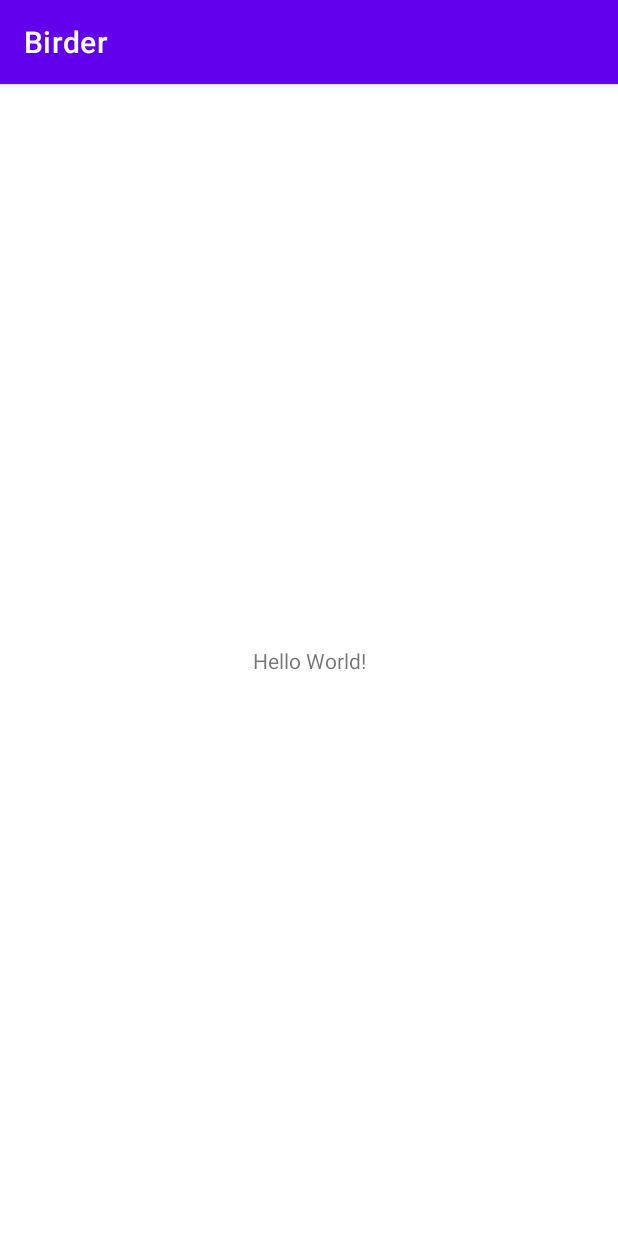
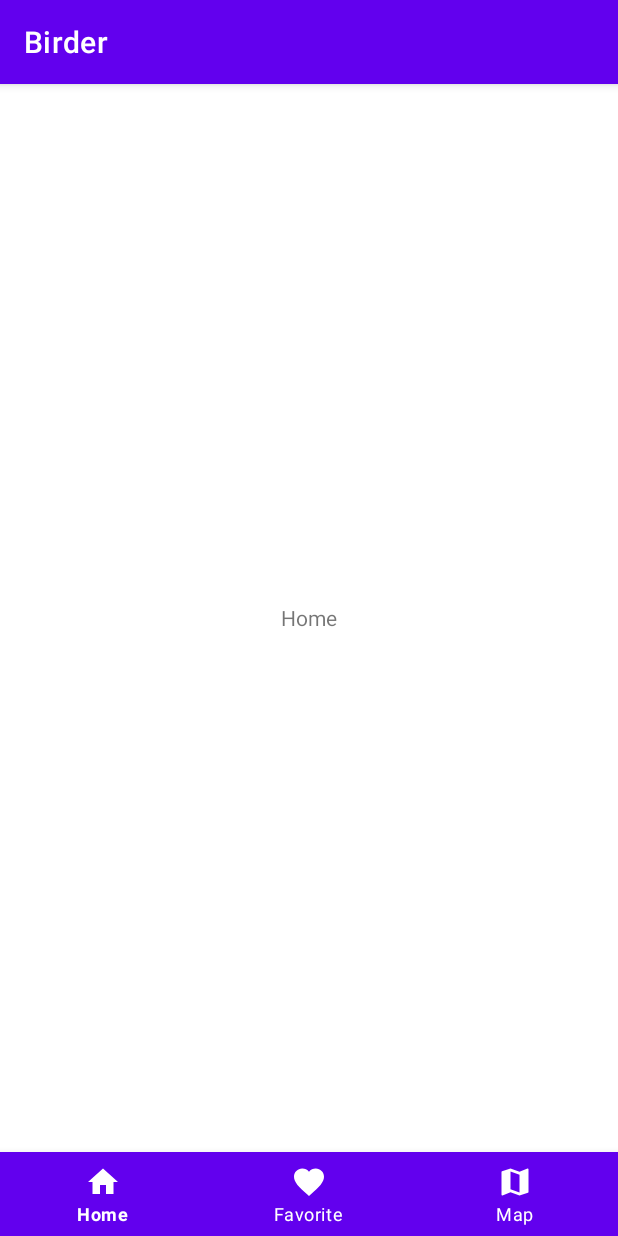
Before and after one commit to miskang863/Birder, an Android app: the screen it shows after launch (MainActivity), on a phone screen of 412 x 824 dp. Run offline under Robolectric (Android 15) with nearby library versions, the phone set to English and light mode, and no system bars.

Commit message:
Bottom navigation added

```diff
--- a/app/build.gradle
+++ b/app/build.gradle
@@ -39,6 +39,8 @@ dependencies {
     implementation 'androidx.appcompat:appcompat:1.2.0'
     implementation 'com.google.android.material:material:1.2.1'
     implementation 'androidx.constraintlayout:constraintlayout:2.0.4'
+    implementation 'com.google.android.material:material:1.1.0'
+    implementation 'androidx.legacy:legacy-support-v4:1.0.0'
     testImplementation 'junit:junit:4.+'
     androidTestImplementation 'androidx.test.ext:junit:1.1.2'
     androidTestImplementation 'androidx.test.espresso:espresso-core:3.3.0'
--- a/app/src/main/java/com/example/birder/MainActivity.kt
+++ b/app/src/main/java/com/example/birder/MainActivity.kt
@@ -2,10 +2,39 @@ package com.example.birder
 
 import androidx.appcompat.app.AppCompatActivity
 import android.os.Bundle
+import android.widget.FrameLayout
+import androidx.fragment.app.Fragment
+import com.example.birder.fragments.FavoritesFragment
+import com.example.birder.fragments.HomeFragment
+import com.example.birder.fragments.MapFragment
+import com.google.android.material.bottomnavigation.BottomNavigationView
 
 class MainActivity : AppCompatActivity() {
     override fun onCreate(savedInstanceState: Bundle?) {
         super.onCreate(savedInstanceState)
         setContentView(R.layout.activity_main)
+
+        val homeFragment = HomeFragment()
+        val favoritesFragment = FavoritesFragment()
+        val mapFragment = MapFragment()
+        val bottom_navigation = findViewById<BottomNavigationView>(R.id.bottom_navigation)
+        makeCurrentFragment(homeFragment)
+
+        bottom_navigation.setOnNavigationItemSelectedListener {
+            when(it.itemId){
+                R.id.ic_home -> makeCurrentFragment(homeFragment)
+                R.id.ic_favorite -> makeCurrentFragment(favoritesFragment)
+                R.id.ic_map -> makeCurrentFragment(mapFragment)
+            }
+            true
+        }
+    }
+
+    private fun makeCurrentFragment(fragment: Fragment) {
+        supportFragmentManager.beginTransaction().apply {
+            replace(R.id.fl_wrapper, fragment)
+            commit()
+        }
+
     }
 }
--- /dev/null
+++ b/app/src/main/java/com/example/birder/fragments/HomeFragment.kt
@@ -0,0 +1,26 @@
+package com.example.birder.fragments
+
+import android.os.Bundle
+import androidx.fragment.app.Fragment
+import android.view.LayoutInflater
+import android.view.View
+import android.view.ViewGroup
+import com.example.birder.R
+
+class HomeFragment : Fragment() {
+
+    override fun onCreate(savedInstanceState: Bundle?) {
+        super.onCreate(savedInstanceState)
+
+    }
+
+    override fun onCreateView(
+        inflater: LayoutInflater, container: ViewGroup?,
+        savedInstanceState: Bundle?
+    ): View? {
+        // Inflate the layout for this fragment
+        return inflater.inflate(R.layout.fragment_home, container, false)
+    }
+
+
+}
--- /dev/null
+++ b/app/src/main/res/drawable/ic_favorite.xml
@@ -0,0 +1,10 @@
+<vector xmlns:android="http://schemas.android.com/apk/res/android"
+    android:width="24dp"
+    android:height="24dp"
+    android:viewportWidth="24"
+    android:viewportHeight="24"
+    android:tint="?attr/colorControlNormal">
+  <path
+      android:fillColor="@android:color/white"
+      android:pathData="M12,21.35l-1.45,-1.32C5.4,15.36 2,12.28 2,8.5 2,5.42 4.42,3 7.5,3c1.74,0 3.41,0.81 4.5,2.09C13.09,3.81 14.76,3 16.5,3 19.58,3 22,5.42 22,8.5c0,3.78 -3.4,6.86 -8.55,11.54L12,21.35z"/>
+</vector>
--- /dev/null
+++ b/app/src/main/res/drawable/ic_home.xml
@@ -0,0 +1,10 @@
+<vector xmlns:android="http://schemas.android.com/apk/res/android"
+    android:width="24dp"
+    android:height="24dp"
+    android:viewportWidth="24"
+    android:viewportHeight="24"
+    android:tint="?attr/colorControlNormal">
+  <path
+      android:fillColor="@android:color/white"
+      android:pathData="M10,20v-6h4v6h5v-8h3L12,3 2,12h3v8z"/>
+</vector>
--- /dev/null
+++ b/app/src/main/res/drawable/ic_map.xml
@@ -0,0 +1,10 @@
+<vector xmlns:android="http://schemas.android.com/apk/res/android"
+    android:width="24dp"
+    android:height="24dp"
+    android:viewportWidth="24"
+    android:viewportHeight="24"
+    android:tint="?attr/colorControlNormal">
+  <path
+      android:fillColor="@android:color/white"
+      android:pathData="M20.5,3l-0.16,0.03L15,5.1 9,3 3.36,4.9c-0.21,0.07 -0.36,0.25 -0.36,0.48V20.5c0,0.28 0.22,0.5 0.5,0.5l0.16,-0.03L9,18.9l6,2.1 5.64,-1.9c0.21,-0.07 0.36,-0.25 0.36,-0.48V3.5c0,-0.28 -0.22,-0.5 -0.5,-0.5zM15,19l-6,-2.11V5l6,2.11V19z"/>
+</vector>
--- a/app/src/main/res/layout/activity_main.xml
+++ b/app/src/main/res/layout/activity_main.xml
@@ -1,18 +1,27 @@
 <?xml version="1.0" encoding="utf-8"?>
-<androidx.constraintlayout.widget.ConstraintLayout xmlns:android="http://schemas.android.com/apk/res/android"
+<RelativeLayout xmlns:android="http://schemas.android.com/apk/res/android"
     xmlns:app="http://schemas.android.com/apk/res-auto"
     xmlns:tools="http://schemas.android.com/tools"
     android:layout_width="match_parent"
     android:layout_height="match_parent"
     tools:context=".MainActivity">
 
-    <TextView
-        android:layout_width="wrap_content"
+
+    <FrameLayout
+        android:id="@+id/fl_wrapper"
+        android:layout_width="match_parent"
+        android:layout_height="match_parent"
+        android:layout_above="@+id/bottom_navigation" />
+
+    <com.google.android.material.bottomnavigation.BottomNavigationView
+        android:id="@+id/bottom_navigation"
+        android:layout_width="match_parent"
         android:layout_height="wrap_content"
-        android:text="Hello World!"
-        app:layout_constraintBottom_toBottomOf="parent"
-        app:layout_constraintLeft_toLeftOf="parent"
-        app:layout_constraintRight_toRightOf="parent"
-        app:layout_constraintTop_toTopOf="parent" />
+        android:layout_alignParentBottom="true"
+        android:background="?android:attr/windowBackground"
+        app:itemBackground="@color/purple_500"
+        app:itemIconTint="#ffff"
+        app:itemTextColor="#ffff"
+        app:menu="@menu/nav_menu" />
 
-</androidx.constraintlayout.widget.ConstraintLayout>
+</RelativeLayout>
--- /dev/null
+++ b/app/src/main/res/layout/fragment_home.xml
@@ -0,0 +1,19 @@
+<?xml version="1.0" encoding="utf-8"?>
+<FrameLayout xmlns:android="http://schemas.android.com/apk/res/android"
+    xmlns:tools="http://schemas.android.com/tools"
+    android:layout_width="match_parent"
+    android:layout_height="match_parent"
+    tools:context=".fragments.HomeFragment">
+
+
+    <RelativeLayout
+        android:layout_width="match_parent"
+        android:layout_height="match_parent">
+
+        <TextView
+            android:layout_width="wrap_content"
+            android:layout_height="wrap_content"
+            android:layout_centerInParent="true"
+            android:text="Home" />
+    </RelativeLayout>
+</FrameLayout>
--- /dev/null
+++ b/app/src/main/res/menu/nav_menu.xml
@@ -0,0 +1,19 @@
+<?xml version="1.0" encoding="utf-8"?>
+<menu xmlns:android="http://schemas.android.com/apk/res/android">
+
+    <item
+        android:id="@+id/ic_home"
+        android:icon="@drawable/ic_home"
+        android:title="Home"/>
+
+    <item
+        android:id="@+id/ic_favorite"
+        android:icon="@drawable/ic_favorite"
+        android:title="Favorite"/>
+    <item
+        android:id="@+id/ic_map"
+        android:icon="@drawable/ic_map"
+        android:title="Map"/>
+
+
+</menu>
--- a/app/src/main/res/values/strings.xml
+++ b/app/src/main/res/values/strings.xml
@@ -1,3 +1,5 @@
 <resources>
     <string name="app_name">Birder</string>
+    <!-- TODO: Remove or change this placeholder text -->
+    <string name="hello_blank_fragment">Hello blank fragment</string>
 </resources>
```
Also changed, not shown: app/src/main/java/com/example/birder/fragments/FavoritesFragment.kt (added, +26 -0 lines), app/src/main/java/com/example/birder/fragments/MapFragment.kt (added, +26 -0 lines), app/src/main/res/layout/fragment_favorites.xml (added, +21 -0 lines), app/src/main/res/layout/fragment_map.xml (added, +19 -0 lines).
